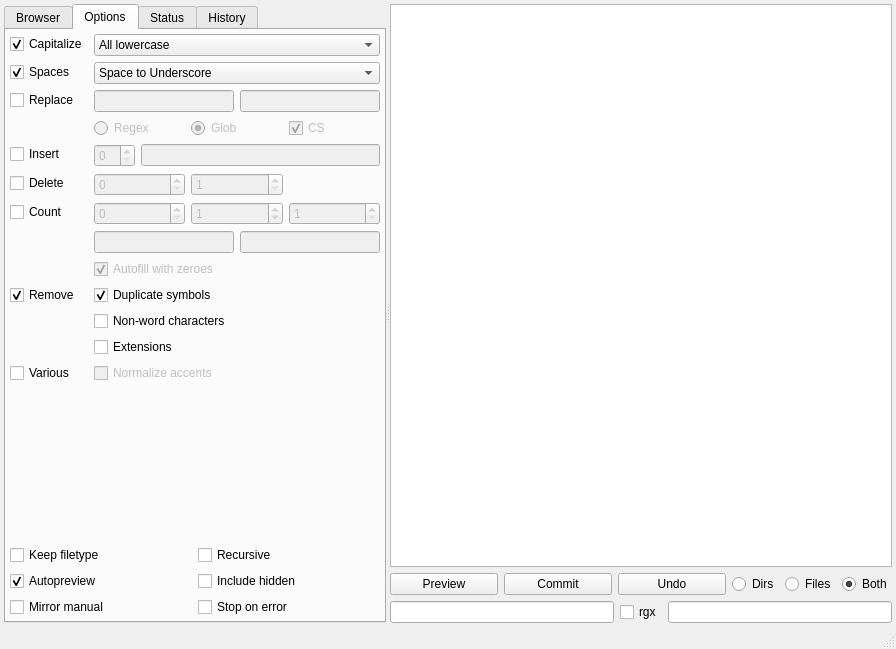
Before: the Qt Designer form gui/filebrowser/demimove.ui in gmdfalk/60-days-of-python, drawn with Qt 5.
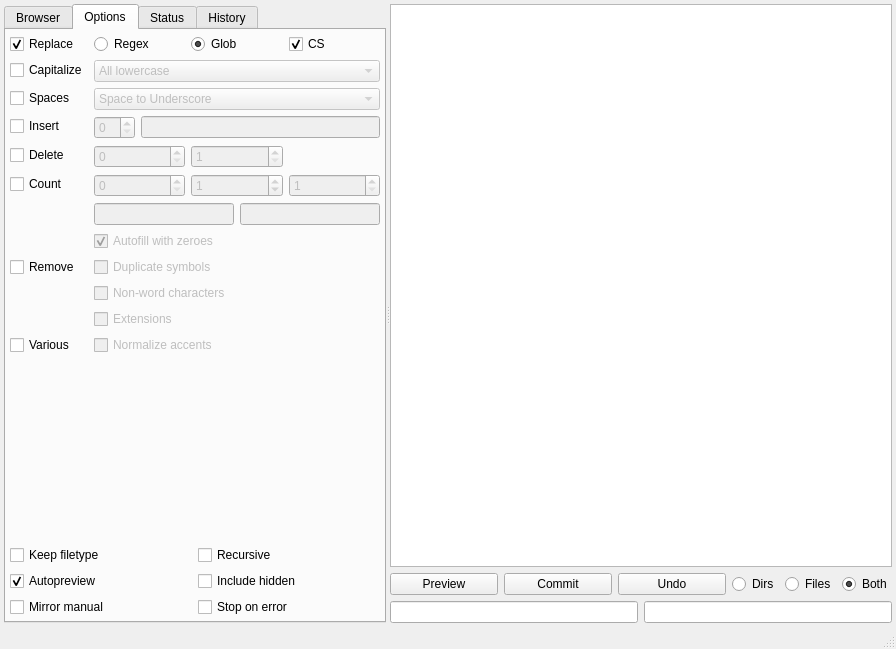
After: the same form once the commit is applied.

Commit message: gui design refactored a bit

```diff
--- a/gui/filebrowser/demimove.ui
+++ b/gui/filebrowser/demimove.ui
@@ -69,17 +69,67 @@
               <enum>QFormLayout::AllNonFixedFieldsGrow</enum>
              </property>
              <item row="0" column="0">
+              <widget class="QCheckBox" name="replacecheck">
+               <property name="text">
+                <string>Replace</string>
+               </property>
+               <property name="checked">
+                <bool>true</bool>
+               </property>
+              </widget>
+             </item>
+             <item row="0" column="1">
+              <layout class="QHBoxLayout" name="replacechecks">
+               <item>
+                <widget class="QRadioButton" name="replaceregex">
+                 <property name="toolTip">
+                  <string>&lt;html&gt;&lt;head/&gt;&lt;body&gt;&lt;p&gt;&lt;span style=&quot; font-weight:600;&quot;&gt;Regex&lt;/span&gt;&lt;/p&gt;&lt;p&gt;Use regular expressions for replacement matching.&lt;/p&gt;&lt;/body&gt;&lt;/html&gt;</string>
+                 </property>
+                 <property name="text">
+                  <string>Regex</string>
+                 </property>
+                </widget>
+               </item>
+               <item>
+                <widget class="QRadioButton" name="replaceglob">
+                 <property name="toolTip">
+                  <string>&lt;html&gt;&lt;head/&gt;&lt;body&gt;&lt;p&gt;&lt;span style=&quot; font-weight:600;&quot;&gt;Globbing&lt;/span&gt;&lt;/p&gt;&lt;p&gt;Use globbing instead of regular expressions for pattern matching.&lt;/p&gt;&lt;p&gt;Example: asdf*  * (would remove asdf from all files/dirs that start with &amp;quot;asdf&amp;quot;)&lt;/p&gt;&lt;p&gt;Same with regex:  ^asdf    (empty)&lt;/p&gt;&lt;/body&gt;&lt;/html&gt;</string>
+                 </property>
+                 <property name="text">
+                  <string>Glob</string>
+                 </property>
+                 <property name="checked">
+                  <bool>true</bool>
+                 </property>
+                </widget>
+               </item>
+               <item>
+                <widget class="QCheckBox" name="replacecase">
+                 <property name="toolTip">
+                  <string>&lt;html&gt;&lt;head/&gt;&lt;body&gt;&lt;p&gt;&lt;span style=&quot; font-weight:600;&quot;&gt;Case sensitive&lt;/span&gt;&lt;/p&gt;&lt;/body&gt;&lt;/html&gt;</string>
+                 </property>
+                 <property name="text">
+                  <string>CS</string>
+                 </property>
+                 <property name="checked">
+                  <bool>true</bool>
+                 </property>
+                </widget>
+               </item>
+              </layout>
+             </item>
+             <item row="1" column="0">
               <widget class="QCheckBox" name="capitalizecheck">
                <property name="text">
                 <string>Capitalize</string>
                </property>
-               <property name="checked">
-                <bool>true</bool>
-               </property>
               </widget>
              </item>
-             <item row="0" column="1">
+             <item row="1" column="1">
               <widget class="QComboBox" name="capitalizebox">
+               <property name="enabled">
+                <bool>false</bool>
+               </property>
                <property name="toolTip">
                 <string/>
                </property>
@@ -105,18 +155,18 @@
                </item>
               </widget>
              </item>
-             <item row="1" column="0">
+             <item row="2" column="0">
               <widget class="QCheckBox" name="spacecheck">
                <property name="text">
                 <string>Spaces</string>
                </property>
-               <property name="checked">
-                <bool>true</bool>
-               </property>
               </widget>
              </item>
-             <item row="1" column="1">
+             <item row="2" column="1">
               <widget class="QComboBox" name="spacebox">
+               <property name="enabled">
+                <bool>false</bool>
+               </property>
                <item>
                 <property name="text">
                  <string>Space to Underscore</string>
@@ -149,89 +199,6 @@
                </item>
               </widget>
              </item>
-             <item row="2" column="0">
-              <widget class="QCheckBox" name="replacecheck">
-               <property name="text">
-                <string>Replace</string>
-               </property>
-               <property name="checked">
-                <bool>false</bool>
-               </property>
-              </widget>
-             </item>
-             <item row="2" column="1">
-              <layout class="QHBoxLayout" name="replaceeditslayout">
-               <item>
-                <widget class="QLineEdit" name="replacesource">
-                 <property name="enabled">
-                  <bool>false</bool>
-                 </property>
-                 <property name="toolTip">
-                  <string/>
-                 </property>
-                </widget>
-               </item>
-               <item>
-                <widget class="QLineEdit" name="replacetarget">
-                 <property name="enabled">
-                  <bool>false</bool>
-                 </property>
-                 <property name="toolTip">
-                  <string/>
-                 </property>
-                </widget>
-               </item>
-              </layout>
-             </item>
-             <item row="3" column="1">
-              <layout class="QHBoxLayout" name="replacechecks">
-               <item>
-                <widget class="QRadioButton" name="replaceregex">
-                 <property name="enabled">
-                  <bool>false</bool>
-                 </property>
-                 <property name="toolTip">
-                  <string>&lt;html&gt;&lt;head/&gt;&lt;body&gt;&lt;p&gt;&lt;span style=&quot; font-weight:600;&quot;&gt;Regex&lt;/span&gt;&lt;/p&gt;&lt;p&gt;Use regular expressions for replacement matching.&lt;/p&gt;&lt;/body&gt;&lt;/html&gt;</string>
-                 </property>
-                 <property name="text">
-                  <string>Regex</string>
-                 </property>
-                </widget>
-               </item>
-               <item>
-                <widget class="QRadioButton" name="replaceglob">
-                 <property name="enabled">
-                  <bool>false</bool>
-                 </property>
-                 <property name="toolTip">
-                  <string>&lt;html&gt;&lt;head/&gt;&lt;body&gt;&lt;p&gt;&lt;span style=&quot; font-weight:600;&quot;&gt;Globbing&lt;/span&gt;&lt;/p&gt;&lt;p&gt;Use globbing instead of regular expressions for pattern matching.&lt;/p&gt;&lt;p&gt;Example: asdf*  * (would remove asdf from all files/dirs that start with &amp;quot;asdf&amp;quot;)&lt;/p&gt;&lt;p&gt;Same with regex:  ^asdf    (empty)&lt;/p&gt;&lt;/body&gt;&lt;/html&gt;</string>
-                 </property>
-                 <property name="text">
-                  <string>Glob</string>
-                 </property>
-                 <property name="checked">
-                  <bool>true</bool>
-                 </property>
-                </widget>
-               </item>
-               <item>
-                <widget class="QCheckBox" name="replacecase">
-                 <property name="enabled">
-                  <bool>false</bool>
-                 </property>
-                 <property name="toolTip">
-                  <string>&lt;html&gt;&lt;head/&gt;&lt;body&gt;&lt;p&gt;&lt;span style=&quot; font-weight:600;&quot;&gt;Ignore case sensitivity&lt;/span&gt;&lt;/p&gt;&lt;/body&gt;&lt;/html&gt;</string>
-                 </property>
-                 <property name="text">
-                  <string>CS</string>
-                 </property>
-                 <property name="checked">
-                  <bool>true</bool>
-                 </property>
-                </widget>
-               </item>
-              </layout>
-             </item>
              <item row="4" column="0">
               <widget class="QCheckBox" name="insertcheck">
                <property name="toolTip">
@@ -426,15 +393,12 @@
                <property name="text">
                 <string>Remove</string>
                </property>
-               <property name="checked">
-                <bool>true</bool>
-               </property>
               </widget>
              </item>
              <item row="9" column="1">
               <widget class="QCheckBox" name="removeduplicatescheck">
                <property name="enabled">
-                <bool>true</bool>
+                <bool>false</bool>
                </property>
                <property name="toolTip">
                 <string>&lt;html&gt;&lt;head/&gt;&lt;body&gt;&lt;p&gt;&lt;span style=&quot; font-weight:600;&quot;&gt;Remove duplicate symbols&lt;/span&gt;&lt;/p&gt;&lt;p&gt;Reduces multiple successive occurrences of space, dot, hyphen and other common symbols to a single occurrence.&lt;/p&gt;&lt;/body&gt;&lt;/html&gt;</string>
@@ -442,13 +406,13 @@
                <property name="text">
                 <string>Duplicate symbols</string>
                </property>
-               <property name="checked">
-                <bool>true</bool>
-               </property>
               </widget>
              </item>
              <item row="10" column="1">
               <widget class="QCheckBox" name="removenonwordscheck">
+               <property name="enabled">
+                <bool>false</bool>
+               </property>
                <property name="toolTip">
                 <string>&lt;html&gt;&lt;head/&gt;&lt;body&gt;&lt;p&gt;&lt;span style=&quot; font-weight:600;&quot;&gt;Remove non-word characters&lt;/span&gt;&lt;/p&gt;&lt;p&gt;This will only allow [A-Za-z0-9_.-].&lt;/p&gt;&lt;/body&gt;&lt;/html&gt;</string>
                </property>
@@ -460,7 +424,7 @@
              <item row="11" column="1">
               <widget class="QCheckBox" name="removeextensionscheck">
                <property name="enabled">
-                <bool>true</bool>
+                <bool>false</bool>
                </property>
                <property name="toolTip">
                 <string>&lt;html&gt;&lt;head/&gt;&lt;body&gt;&lt;p&gt;&lt;span style=&quot; font-weight:600;&quot;&gt;Remove Symbols&lt;/span&gt;&lt;/p&gt;&lt;p&gt;This will only allow ASCII-letters plus common ASCII-symbols like +_-...&lt;/p&gt;&lt;/body&gt;&lt;/html&gt;</string>
@@ -682,16 +646,6 @@
             </property>
            </widget>
           </item>
-          <item>
-           <widget class="QCheckBox" name="regexcheck">
-            <property name="toolTip">
-             <string>&lt;html&gt;&lt;head/&gt;&lt;body&gt;&lt;p&gt;&lt;span style=&quot; font-weight:600;&quot;&gt;Regex&lt;/span&gt;&lt;/p&gt;&lt;p&gt;If checked, use regular expressions, otherwise use globbing.&lt;/p&gt;&lt;p&gt;Globbing Example: *  z*  (will prepend a &amp;quot;z&amp;quot; to all targets).&lt;/p&gt;&lt;p&gt;Same with regex:  .*   z\1&lt;/p&gt;&lt;/body&gt;&lt;/html&gt;</string>
-            </property>
-            <property name="text">
-             <string>rgx</string>
-            </property>
-           </widget>
-          </item>
           <item>
            <widget class="QLineEdit" name="targetedit">
             <property name="toolTip">
```
Left out of the diff: 190 changed lines with no effect on the pictures. The commit also changes 3 other files.
